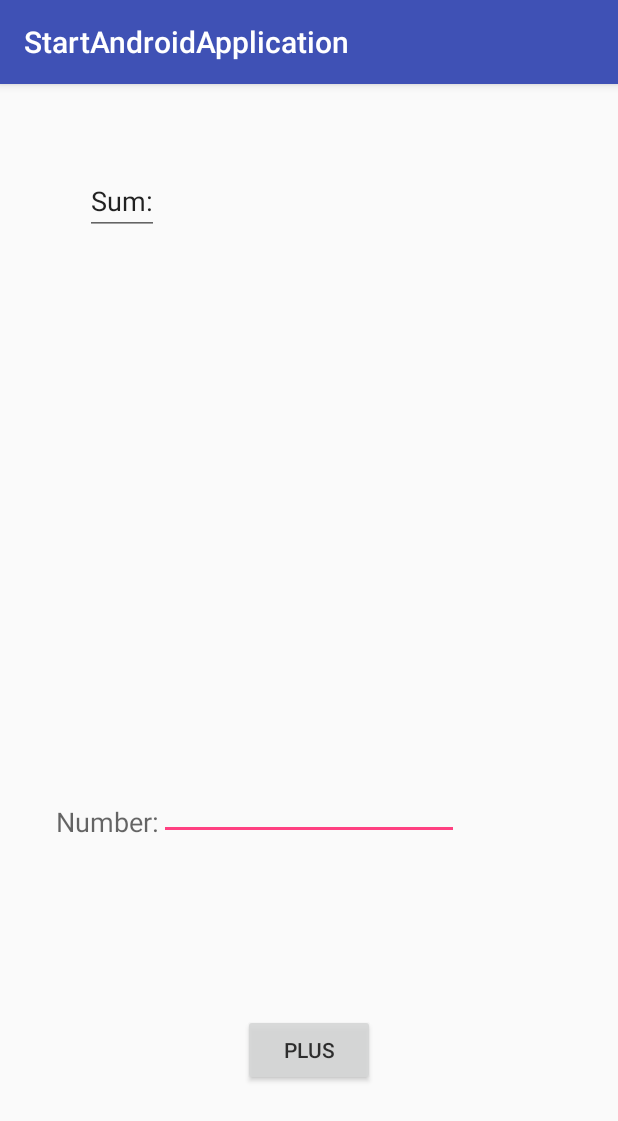
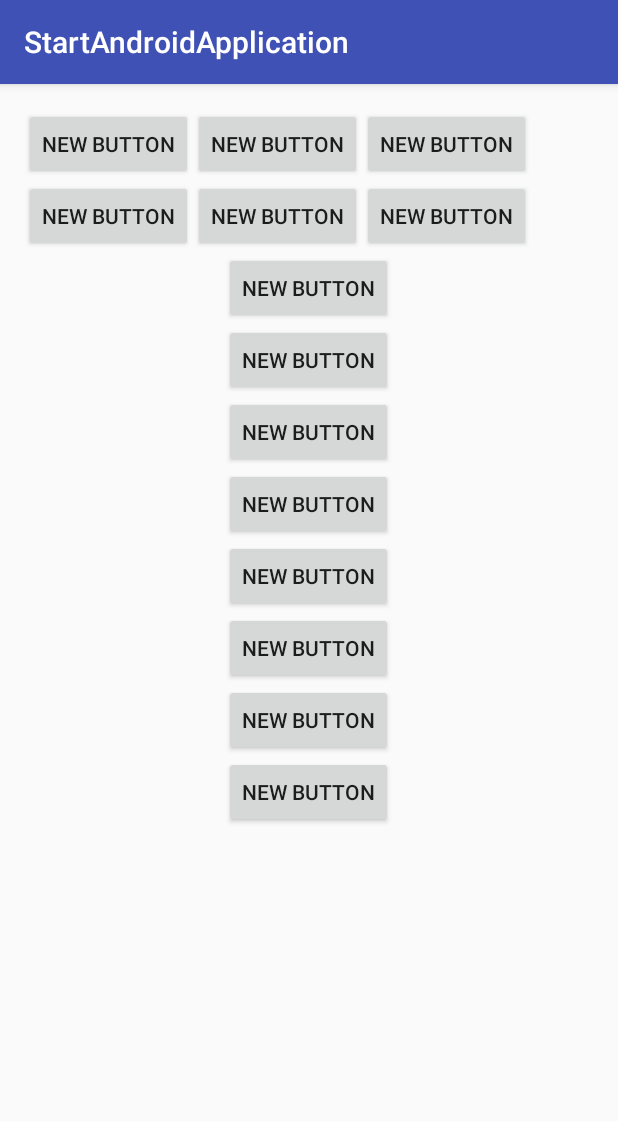
Before and after one commit to darvis994/StartAndroidApplication, an Android app: the screen it shows after launch (MainActivity), on a phone screen of 412 x 824 dp. Shown: the top 1121 px of the screen. Run offline under Robolectric (Android 15) with nearby library versions, the phone set to English and light mode, and no system bars.

Commit message:
LayOut horizontal- vertical - many button

```diff
--- a/app/src/main/java/darvis/startandroidapplication/MainActivity.java
+++ b/app/src/main/java/darvis/startandroidapplication/MainActivity.java
@@ -12,27 +12,16 @@ public class MainActivity extends AppCompatActivity {
     Button buttonHello;
     EditText editText;
 
-    static int sum = 0;
 
-    void sum(String number) {
-        int input = Integer.parseInt(number);
-        sum = sum + input;
-    }
+
 
     @Override
     protected void onCreate(Bundle savedInstanceState) {
         super.onCreate(savedInstanceState);
         setContentView(R.layout.main);
         textViewHello = (TextView) findViewById(R.id.helloTextView);
-        buttonHello = (Button) findViewById(R.id.helloButton);
-        editText = (EditText) findViewById(R.id.inputTextField);
 
-        buttonHello.setOnClickListener(new View.OnClickListener() {
-            @Override
-            public void onClick(View v) {
-                sum(editText.getText().toString().trim());
-                textViewHello.setText(String.valueOf(sum));
-            }
-        });
+
+
     }
 }
--- /dev/null
+++ b/app/src/main/res/layout-land/main.xml
@@ -0,0 +1,142 @@
+<?xml version="1.0" encoding="utf-8"?>
+<LinearLayout xmlns:android="http://schemas.android.com/apk/res/android"
+    xmlns:tools="http://schemas.android.com/tools"
+    android:layout_width="match_parent"
+    android:layout_height="match_parent"
+    android:paddingBottom="@dimen/activity_vertical_margin"
+    android:paddingLeft="@dimen/activity_horizontal_margin"
+    android:paddingRight="@dimen/activity_horizontal_margin"
+    android:paddingTop="@dimen/activity_vertical_margin"
+    android:orientation="horizontal"
+    tools:context="darvis.startandroidapplication.MainActivity"
+    android:contextClickable="false"
+    android:focusable="true"
+    android:focusableInTouchMode="false"
+    android:weightSum="1">
+
+
+    <LinearLayout
+        android:orientation="vertical"
+        android:layout_width="wrap_content"
+        android:layout_height="match_parent">
+
+        <Button
+            android:layout_width="wrap_content"
+            android:layout_height="wrap_content"
+            android:text="New Button"
+            android:id="@+id/button"
+            android:layout_alignBottom="@+id/helloTextView"
+            android:layout_alignParentStart="true" />
+
+        <Button
+            android:layout_width="wrap_content"
+            android:layout_height="wrap_content"
+            android:text="New Button"
+            android:id="@+id/button2"
+            android:layout_below="@+id/helloTextView"
+            android:layout_alignParentStart="true" />
+
+        <Button
+            android:layout_width="wrap_content"
+            android:layout_height="wrap_content"
+            android:text="New Button"
+            android:id="@+id/button3"
+            android:layout_below="@+id/button2"
+            android:layout_alignParentStart="true" />
+
+        <Button
+            android:layout_width="wrap_content"
+            android:layout_height="wrap_content"
+            android:text="New Button"
+            android:id="@+id/button7"
+            android:layout_below="@+id/button6"
+            android:layout_alignParentStart="true" />
+
+        <Button
+            android:layout_width="wrap_content"
+            android:layout_height="wrap_content"
+            android:text="New Button"
+            android:id="@+id/button10" />
+    </LinearLayout>
+
+    <LinearLayout
+        android:orientation="vertical"
+        android:layout_width="wrap_content"
+        android:layout_height="match_parent">
+
+        <Button
+            android:layout_width="wrap_content"
+            android:layout_height="wrap_content"
+            android:text="New Button"
+            android:id="@+id/button11"
+            android:layout_gravity="center_horizontal" />
+
+        <Button
+            android:layout_width="wrap_content"
+            android:layout_height="wrap_content"
+            android:text="New Button"
+            android:id="@+id/button12"
+            android:layout_gravity="center_horizontal" />
+
+        <Button
+            android:layout_width="wrap_content"
+            android:layout_height="wrap_content"
+            android:text="New Button"
+            android:id="@+id/button15"
+            android:layout_gravity="center_horizontal" />
+
+        <Button
+            android:layout_width="wrap_content"
+            android:layout_height="wrap_content"
+            android:text="New Button"
+            android:id="@+id/button14"
+            android:layout_gravity="center_horizontal" />
+
+        <Button
+            android:layout_width="wrap_content"
+            android:layout_height="wrap_content"
+            android:text="New Button"
+            android:id="@+id/button13"
+            android:layout_gravity="center_horizontal" />
+    </LinearLayout>
+
+
+
+            <LinearLayout
+                android:orientation="vertical"
+                android:layout_width="wrap_content"
+                android:layout_height="match_parent"
+                android:layout_weight="0.65">
+
+                <Button
+                    android:layout_width="wrap_content"
+                    android:layout_height="wrap_content"
+                    android:text="New Button"
+                    android:id="@+id/button16" />
+
+                <Button
+                    android:layout_width="wrap_content"
+                    android:layout_height="wrap_content"
+                    android:text="New Button"
+                    android:id="@+id/button4"
+                    android:layout_below="@+id/button3"
+                    android:layout_alignParentStart="true" />
+
+                <Button
+                    android:layout_width="wrap_content"
+                    android:layout_height="wrap_content"
+                    android:text="New Button"
+                    android:id="@+id/button5"
+                    android:layout_below="@+id/button4"
+                    android:layout_alignParentStart="true" />
+
+                <Button
+                    android:layout_width="wrap_content"
+                    android:layout_height="wrap_content"
+                    android:text="New Button"
+                    android:id="@+id/button17" />
+            </LinearLayout>
+
+
+
+</LinearLayout>
--- a/app/src/main/res/layout/main.xml
+++ b/app/src/main/res/layout/main.xml
@@ -1,5 +1,5 @@
 <?xml version="1.0" encoding="utf-8"?>
-<RelativeLayout xmlns:android="http://schemas.android.com/apk/res/android"
+<LinearLayout xmlns:android="http://schemas.android.com/apk/res/android"
     xmlns:tools="http://schemas.android.com/tools"
     android:layout_width="match_parent"
     android:layout_height="match_parent"
@@ -7,58 +7,143 @@
     android:paddingLeft="@dimen/activity_horizontal_margin"
     android:paddingRight="@dimen/activity_horizontal_margin"
     android:paddingTop="@dimen/activity_vertical_margin"
+    android:orientation="vertical"
     tools:context="darvis.startandroidapplication.MainActivity"
     android:contextClickable="false"
     android:focusable="true"
     android:focusableInTouchMode="false">
 
-    <TextView
-        android:layout_width="300px"
+
+    <LinearLayout
+        android:orientation="horizontal"
+        android:layout_width="match_parent"
         android:layout_height="wrap_content"
-        android:id="@+id/helloTextView"
-        android:layout_marginTop="40dp"
-        android:contextClickable="false"
-        android:textSize="50px"
-        android:layout_centerHorizontal="true" />
+        android:layout_gravity="center_horizontal">
 
         <Button
             android:layout_width="wrap_content"
             android:layout_height="wrap_content"
-        android:text="Plus"
-        android:id="@+id/helloButton"
-        android:layout_marginBottom="84dp"
-        android:alpha="0.9"
-        android:enabled="true"
-        android:layout_alignParentBottom="true"
-        android:layout_centerHorizontal="true" />
+            android:text="New Button"
+            android:id="@+id/button"
+            android:layout_alignBottom="@+id/helloTextView"
+            android:layout_alignParentStart="true" />
 
-    <EditText
+        <Button
             android:layout_width="wrap_content"
             android:layout_height="wrap_content"
-        android:id="@+id/inputTextField"
-        android:layout_above="@+id/helloButton"
-        android:layout_alignStart="@+id/helloTextView"
-        android:layout_marginBottom="116dp"
-        android:layout_alignEnd="@+id/helloTextView"
-        android:layout_alignParentEnd="false"
-        android:textIsSelectable="false"
-        android:editable="true" />
+            android:text="New Button"
+            android:id="@+id/button2"
+            android:layout_below="@+id/helloTextView"
+            android:layout_alignParentStart="true" />
 
-    <EditText
+        <Button
             android:layout_width="wrap_content"
             android:layout_height="wrap_content"
-        android:id="@+id/editText"
-        android:text="Sum:"
-        android:layout_alignBottom="@+id/helloTextView"
-        android:layout_toStartOf="@+id/helloTextView" />
+            android:text="New Button"
+            android:id="@+id/button3"
+            android:layout_below="@+id/button2"
+            android:layout_alignParentStart="true" />
+    </LinearLayout>
 
-    <TextView
+    <LinearLayout
+        android:orientation="horizontal"
+        android:layout_width="match_parent"
+        android:layout_height="wrap_content"
+        android:layout_gravity="center_horizontal">
+
+        <Button
             android:layout_width="wrap_content"
             android:layout_height="wrap_content"
-        android:textAppearance="?android:attr/textAppearanceMedium"
-        android:text="Number:"
-        android:id="@+id/textView"
-        android:layout_alignBottom="@+id/inputTextField"
-        android:layout_toStartOf="@+id/inputTextField" />
+            android:text="New Button"
+            android:id="@+id/button4"
+            android:layout_below="@+id/button3"
+            android:layout_alignParentStart="true" />
 
+        <Button
+            android:layout_width="wrap_content"
+            android:layout_height="wrap_content"
+            android:text="New Button"
+            android:id="@+id/button5"
+            android:layout_below="@+id/button4"
+            android:layout_alignParentStart="true" />
+
+        <Button
+            android:layout_width="wrap_content"
+            android:layout_height="wrap_content"
+            android:text="New Button"
+            android:id="@+id/button7"
+            android:layout_below="@+id/button6"
+            android:layout_alignParentStart="true" />
+    </LinearLayout>
+
+    <RelativeLayout
+        android:layout_width="match_parent"
+        android:layout_height="match_parent"
+        android:layout_gravity="center_horizontal">
+
+        <LinearLayout
+            android:orientation="vertical"
+            android:layout_width="match_parent"
+            android:layout_height="match_parent"
+            android:layout_alignParentTop="true"
+            android:layout_centerHorizontal="true">
+
+            <Button
+                android:layout_width="wrap_content"
+                android:layout_height="wrap_content"
+                android:text="New Button"
+                android:id="@+id/button10"
+                android:layout_gravity="center_horizontal" />
+
+            <Button
+                android:layout_width="wrap_content"
+                android:layout_height="wrap_content"
+                android:text="New Button"
+                android:id="@+id/button11"
+                android:layout_gravity="center_horizontal" />
+
+            <Button
+                android:layout_width="wrap_content"
+                android:layout_height="wrap_content"
+                android:text="New Button"
+                android:id="@+id/button12"
+                android:layout_gravity="center_horizontal" />
+
+            <Button
+                android:layout_width="wrap_content"
+                android:layout_height="wrap_content"
+                android:text="New Button"
+                android:id="@+id/button13"
+                android:layout_gravity="center_horizontal" />
+
+            <Button
+                android:layout_width="wrap_content"
+                android:layout_height="wrap_content"
+                android:text="New Button"
+                android:id="@+id/button14"
+                android:layout_gravity="center_horizontal" />
+
+            <Button
+                android:layout_width="wrap_content"
+                android:layout_height="wrap_content"
+                android:text="New Button"
+                android:id="@+id/button15"
+                android:layout_gravity="center_horizontal" />
+
+            <Button
+                android:layout_width="wrap_content"
+                android:layout_height="wrap_content"
+                android:text="New Button"
+                android:id="@+id/button16"
+                android:layout_gravity="center_horizontal" />
+
+            <Button
+                android:layout_width="wrap_content"
+                android:layout_height="wrap_content"
+                android:text="New Button"
+                android:id="@+id/button17"
+                android:layout_gravity="center_horizontal" />
+        </LinearLayout>
     </RelativeLayout>
+
+</LinearLayout>
```
Lines whose indentation alone changed are shown as unchanged.
